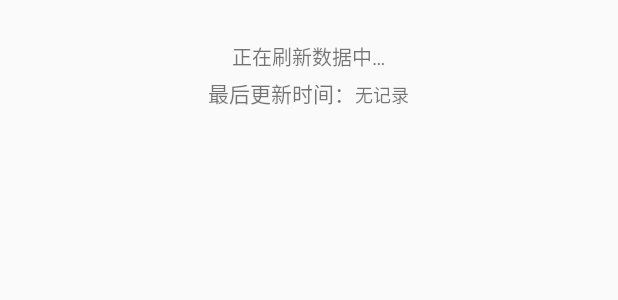
After one commit to CodingfarmerBin/RefreshLayout, an Android app: the layout item_refresh_head.xml on its own in the app's theme, with its tools: preview values and no code run, on a phone screen of 412 x 824 dp. The commit adds this screen. Shown: the top 300 px of the screen. Run offline under Robolectric (Android 15) with nearby library versions, the phone set to English and light mode, and no system bars.

```diff
--- a/app/src/main/java/com/zqb/refreshlayout/MainActivity.java
+++ b/app/src/main/java/com/zqb/refreshlayout/MainActivity.java
@@ -34,6 +34,7 @@ public class MainActivity extends AppCompatActivity  {
         mAdapter = new MyAdapter();
         mRecyclerView.setAdapter(mAdapter);
         mRefreshLayout.bindRecyclerView(mRecyclerView);
+        mRefreshLayout.canScrollDistance(1000);
         mRefreshLayout.setRefreshListener(new RefreshListener() {
             @Override
             void refresh() {
--- /dev/null
+++ b/app/src/main/res/layout/item_refresh_head.xml
@@ -0,0 +1,48 @@
+<?xml version="1.0" encoding="utf-8"?>
+<RelativeLayout
+    xmlns:android="http://schemas.android.com/apk/res/android"
+    android:id="@+id/header_content"
+    android:layout_width="match_parent"
+    android:layout_height="150px"
+    >
+
+  <LinearLayout
+      android:id="@+id/header_text_layout"
+      android:layout_width="wrap_content"
+      android:layout_height="wrap_content"
+      android:layout_centerInParent="true"
+      android:gravity="center"
+      android:orientation="vertical"
+      >
+
+    <TextView
+        android:id="@+id/header_hint_text"
+        android:layout_width="wrap_content"
+        android:layout_height="wrap_content"
+        android:text="@string/header_hint_refresh_loading"
+        android:textSize="13sp"
+        />
+
+    <LinearLayout
+        android:layout_width="wrap_content"
+        android:layout_height="wrap_content"
+        android:layout_marginTop="3dp"
+        >
+
+      <TextView
+          android:layout_width="wrap_content"
+          android:layout_height="wrap_content"
+          android:text="@string/header_hint_refresh_time"
+          android:textSize="14sp"
+          />
+
+      <TextView
+          android:id="@+id/header_hint_time"
+          android:layout_width="wrap_content"
+          android:layout_height="wrap_content"
+          android:text="无记录"
+          android:textSize="12sp"
+          />
+    </LinearLayout>
+  </LinearLayout>
+</RelativeLayout>
--- a/build.gradle
+++ b/build.gradle
@@ -7,7 +7,7 @@ buildscript {
         jcenter()
     }
     dependencies {
-        classpath 'com.android.tools.build:gradle:3.0.1'
+        classpath 'com.android.tools.build:gradle:3.1.2'
 
 
         // NOTE: Do not place your application dependencies here; they belong
```
Also changed, not shown: app/src/main/java/com/zqb/refreshlayout/RefreshLayout.java (+8 -1 lines), app/src/main/res/layout/activity_main.xml (+0 -39 lines), gradle/wrapper/gradle-wrapper.properties.
